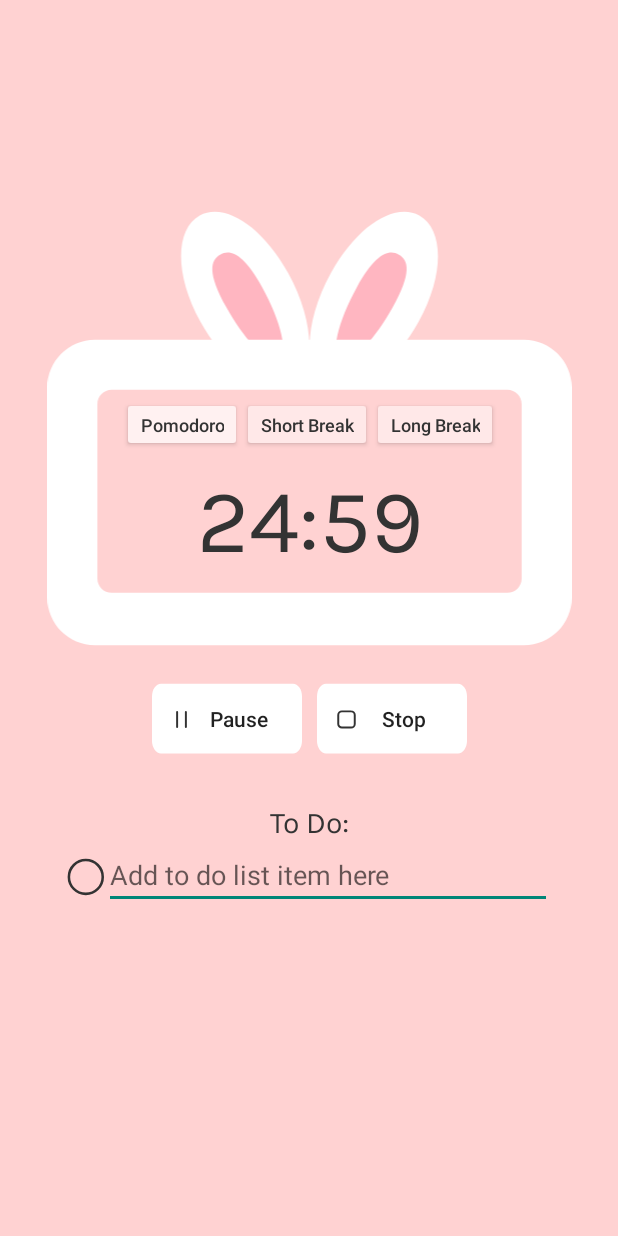
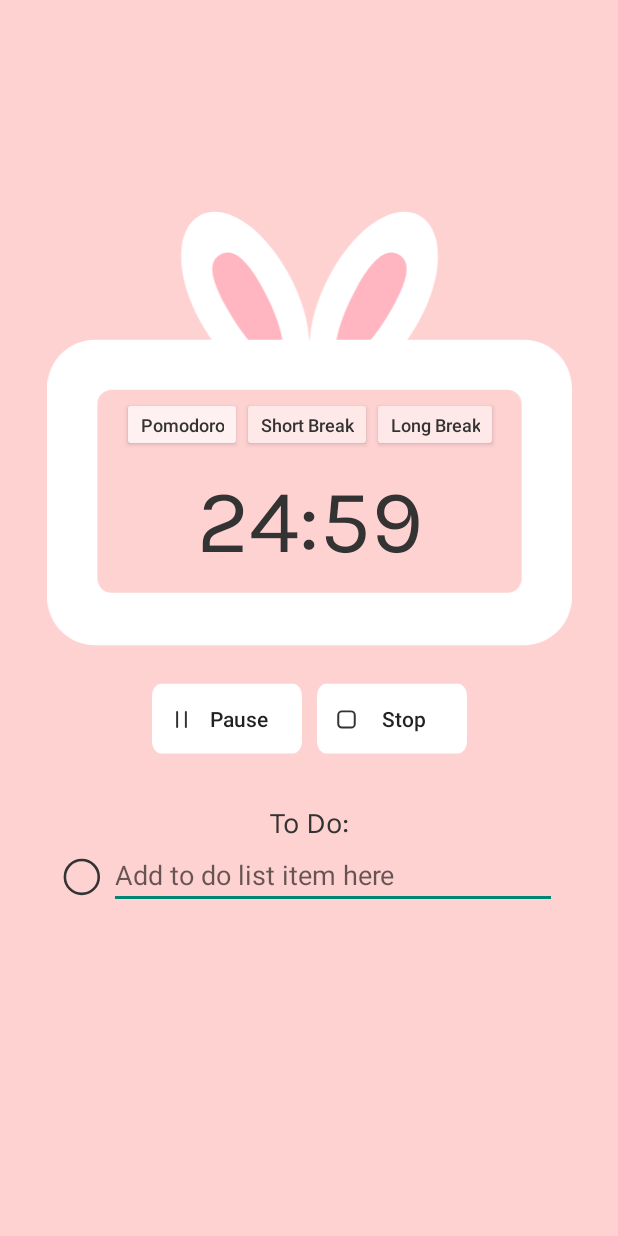
Before and after one commit to ayishamiara/PomoPet-App, an Android app: the screen it shows after launch (MainActivity), after a tap on "Start", on a phone screen of 412 x 824 dp. Run offline under Robolectric (Android 15) with nearby library versions, the light colour scheme and no system bars.

Commit message:
fix todo spacing

```diff
--- a/app/src/main/res/layout/item_todo.xml
+++ b/app/src/main/res/layout/item_todo.xml
@@ -17,6 +17,7 @@
         android:id="@+id/todoItemET"
         android:layout_width="wrap_content"
         android:layout_height="wrap_content"
+        android:layout_marginStart="6dp"
         android:ems="14"
         android:inputType="text"
         android:textColorHighlight="#333333"
```
